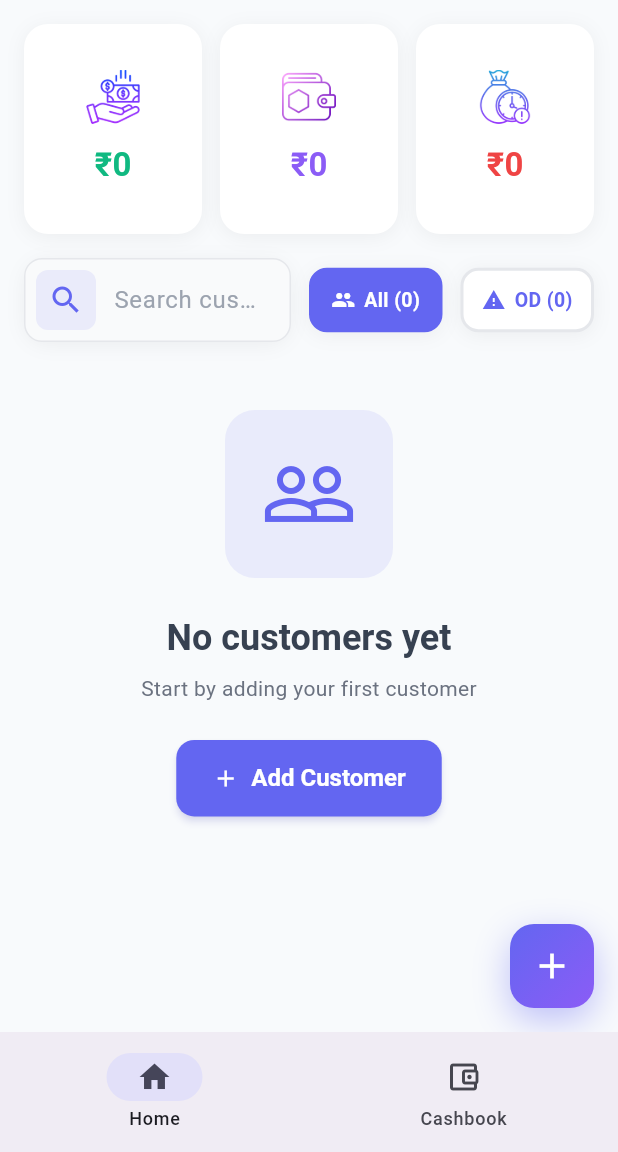
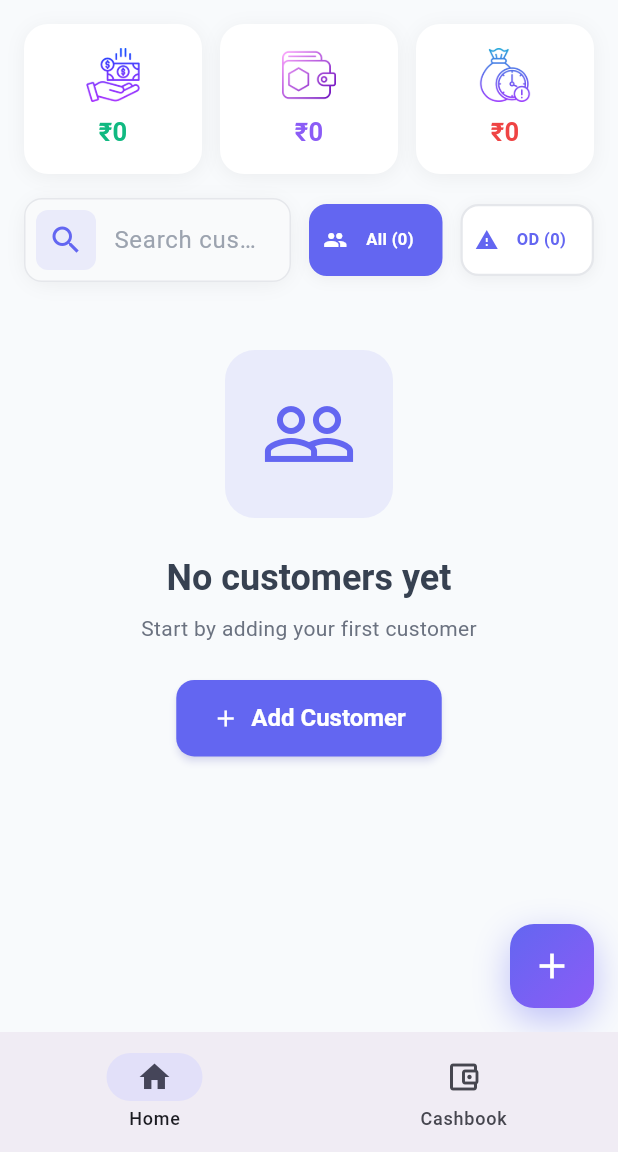
Before and after one commit to cursorsam89/invoices, a Flutter app: the screen it shows once a user with an empty profile is signed in, on a phone screen of 412 x 824 dp, the part 84-1236 px from its top. Run offline on Flutter 3.47's test engine with Material 3 defaults, Android fonts, the phone set to English and light mode, and no system bars; our stand-ins replace flutter_dotenv, supabase_flutter; accounts and stored records are empty.

Commit message:
sajjan's commit

```diff
--- a/lib/screens/home_screen.dart
+++ b/lib/screens/home_screen.dart
@@ -695,9 +695,9 @@ class _HomeScreenState extends State<HomeScreen> with TickerProviderStateMixin {
     VoidCallback? onTap,
   }) {
     // Fixed height for uniform card sizes
-    const double cardHeight = 140.0;
+    const double cardHeight = 100.0;
     Widget cardContent = Container(
-      padding: const EdgeInsets.all(20),
+      padding: const EdgeInsets.all(16),
       decoration: BoxDecoration(
         color: Colors.white,
         borderRadius: BorderRadius.circular(16),
@@ -729,10 +729,10 @@ class _HomeScreenState extends State<HomeScreen> with TickerProviderStateMixin {
                   ),
                   child: Icon(icon, color: color, size: 20),
                 ),
-          const SizedBox(height: 12),
+          const SizedBox(height: 8),
           Flexible(
             child: Container(
-              constraints: const BoxConstraints(minHeight: 30, maxHeight: 40),
+              constraints: const BoxConstraints(minHeight: 24, maxHeight: 32),
               child: LayoutBuilder(
                 builder: (context, constraints) {
                   return FittedBox(
@@ -772,7 +772,8 @@ class _HomeScreenState extends State<HomeScreen> with TickerProviderStateMixin {
     return GestureDetector(
       onTap: () => _onFilterChanged(filter),
       child: Container(
-        padding: const EdgeInsets.symmetric(horizontal: 12, vertical: 10),
+        height: 48, // Fixed height for consistent touch targets
+        padding: const EdgeInsets.symmetric(horizontal: 8, vertical: 8),
         decoration: BoxDecoration(
           color: isSelected ? const Color(0xFF6366F1) : Colors.white,
           borderRadius: BorderRadius.circular(12),
@@ -780,35 +781,37 @@ class _HomeScreenState extends State<HomeScreen> with TickerProviderStateMixin {
             color: isSelected
                 ? const Color(0xFF6366F1)
                 : const Color(0xFFE5E7EB),
-            width: 2,
+            width: 1.5,
           ),
           boxShadow: [
             BoxShadow(
               color: Colors.black.withOpacity(0.05),
-              blurRadius: 10,
+              blurRadius: 8,
               offset: const Offset(0, 2),
             ),
           ],
         ),
         child: Row(
           mainAxisAlignment: MainAxisAlignment.center,
+          mainAxisSize: MainAxisSize.min,
           children: [
             Icon(
               icon,
               size: 16,
               color: isSelected ? Colors.white : const Color(0xFF6366F1),
             ),
-            const SizedBox(width: 6),
-            Flexible(
+            const SizedBox(width: 3),
+            Expanded(
               child: Text(
                 '$label ($count)',
                 style: TextStyle(
                   color: isSelected ? Colors.white : const Color(0xFF6366F1),
                   fontWeight: FontWeight.w600,
-                  fontSize: 13,
+                  fontSize: 11,
+                  height: 1.0,
                 ),
-                overflow: TextOverflow.ellipsis,
                 textAlign: TextAlign.center,
+                maxLines: 1,
               ),
             ),
           ],
```
Also changed, not shown: lib/screens/customer_details_screen.dart (+21 -43 lines), lib/widgets/add_customer_modal.dart (+12 -2 lines), lib/widgets/customer_card.dart (+6 -16 lines), lib/widgets/edit_customer_modal.dart (+12 -2 lines), lib/widgets/edit_invoice_modal.dart (+12 -2 lines), lib/widgets/transaction_modal.dart (+11 -1 lines).
